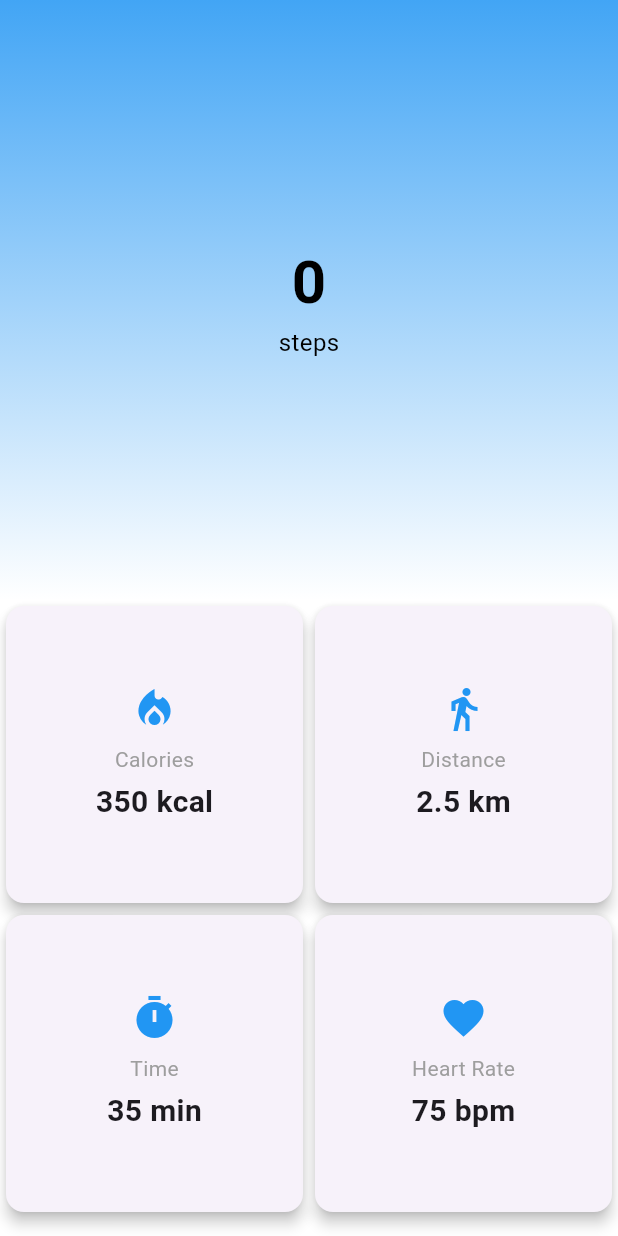
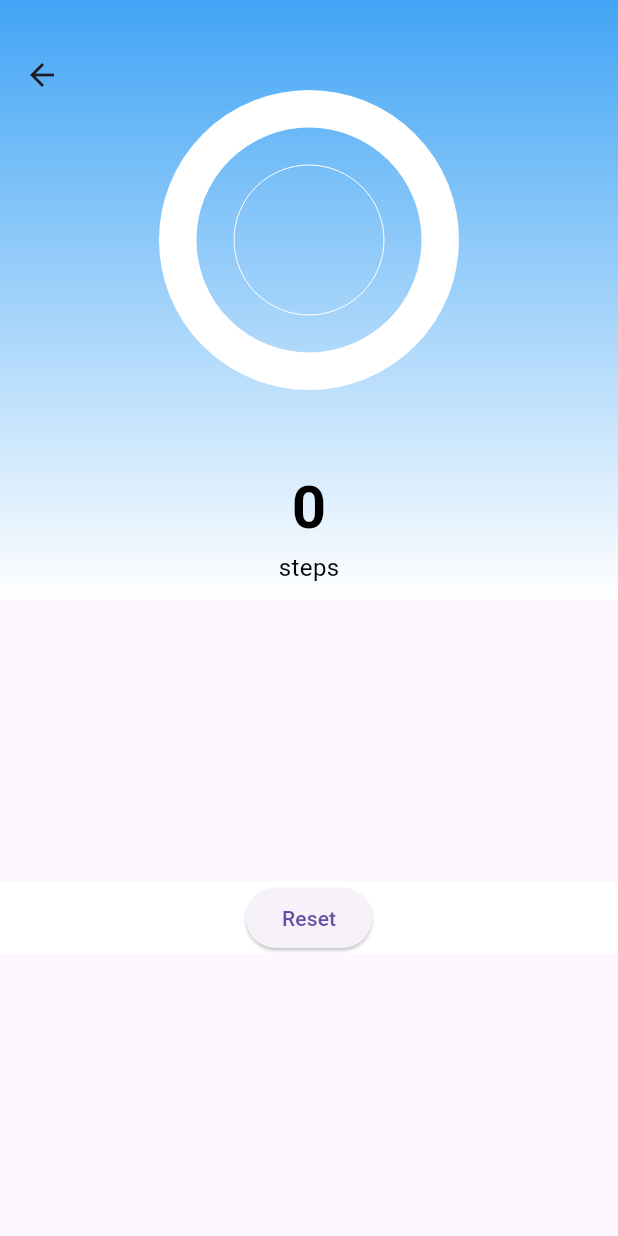
Before and after one commit to KIL0NZI/steps_tracker, a Flutter app: the HomeScreen screen opened directly, on a phone screen of 412 x 824 dp. Run offline on Flutter 3.47's test engine with Material 3 defaults, Android fonts, the phone set to English and light mode, and no system bars; our stand-ins replace firebase_auth, firebase_core, flutter_bloc, pedometer, permission_handler, shared_preferences; accounts and stored records are empty; network calls fail.

Commit message:
saidieko na hiyo reset jameni

```diff
--- /dev/null
+++ b/devtools_options.yaml
@@ -0,0 +1,3 @@
+description: This file stores settings for Dart & Flutter DevTools.
+documentation: https://docs.flutter.dev/tools/devtools/extensions#configure-extension-enablement-states
+extensions:
--- /dev/null
+++ b/lib/models/periodic_steps.dart
@@ -0,0 +1,17 @@
+import 'dart:developer';
+import 'package:steps_tracker/models/step_tracker_model.dart';
+import 'dart:async';
+
+import 'package:steps_tracker/state/steps_tracker_cubit.dart';
+
+class PeriodicSteps extends StepTrackerCubit {
+  int? dailySteps;
+  final now = DateTime.now();
+
+  void finalDailySteps() {
+    reset();
+    StepTrackerCubit().initialize();
+    StepTrackerModel().dispose();
+  }
+}
+// }
--- a/lib/screens/landing_screen.dart
+++ b/lib/screens/landing_screen.dart
@@ -1,5 +1,6 @@
 import 'package:flutter/material.dart';
 import 'package:steps_tracker/screens/auth_screen.dart';
+import 'package:steps_tracker/tabs/home_page_tab.dart';
 
 class LandinPage extends StatelessWidget {
   const LandinPage({super.key});
@@ -29,7 +30,7 @@ class LandinPage extends StatelessWidget {
                 Navigator.push(
                     context,
                     MaterialPageRoute(
-                        builder: (BuildContext context) =>  HomePage()));
+                        builder: (BuildContext context) =>  HomeScreen()));
               },
               child: const Text('Get Started'),
             ),
--- a/lib/state/steps_tracker_cubit.dart
+++ b/lib/state/steps_tracker_cubit.dart
@@ -1,3 +1,6 @@
+import 'dart:async';
+import 'dart:developer';
+
 import 'package:flutter_bloc/flutter_bloc.dart';
 import 'package:steps_tracker/models/step_tracker_model.dart';
 
@@ -5,13 +8,25 @@ class StepTrackerCubit extends Cubit<int> {
   final StepTrackerModel _stepTrackerModel = StepTrackerModel();
 
   StepTrackerCubit() : super(0) {
-    _initialize();
+    initialize();
   }
 
-  void _initialize() async {
+  void initialize() async {
     await _stepTrackerModel.initialize();
     _stepTrackerModel.stepCountStream.listen((event) {
-      emit(event.steps);
+      if (state != event.steps) {
+      }
+      log(' Todays steps are $event');
     });
   }
+  //dont even know what I was trying and catching here...maybe I should catch some bitches
+  void reset() {
+    try {
+      emit(0);
+      log('steps reset to 0');
+      _stepTrackerModel.dispose();
+    } catch (error) {
+      log('error bro $error');
+    }
+  }
 }
--- a/lib/tabs/home_page_tab.dart
+++ b/lib/tabs/home_page_tab.dart
@@ -1,5 +1,9 @@
+import 'dart:async';
+import 'dart:developer';
 import 'package:flutter/material.dart';
 import 'package:flutter_bloc/flutter_bloc.dart';
+import 'package:steps_tracker/models/periodic_steps.dart';
+import 'package:steps_tracker/models/progress_bar.dart';
 import 'package:steps_tracker/models/step_tracker_model.dart';
 import 'package:steps_tracker/state/steps_tracker_cubit.dart';
 
@@ -12,10 +16,14 @@ class HomeScreen extends StatefulWidget {
 
 class _HomeScreenState extends State<HomeScreen> {
   bool isExpanded = true;
+
   @override
   void initState() {
     super.initState();
     StepTrackerModel().initialize();
+    PeriodicSteps().finalDailySteps();
+    // StepTrackerCubit().initialize();
+    // StepTrackerCubit().reset();
   }
 
   @override
@@ -50,14 +58,36 @@ class _HomeScreenState extends State<HomeScreen> {
                       children: [
                         BlocBuilder<StepTrackerCubit, int>(
                           builder: (context, steps) {
-                              return Text(
+                            log("Homescreen steps: $steps");
+                            final int targetSteps = 10000;
+                            final double progress =
+                                (steps / targetSteps).clamp(0.0, 1.0);
+                            return Column(children: [
+                              SizedBox(
+                                height: 100.0,
+                              ),
+                              Container(
+                                width: 200.0,
+                                child: CustomCircularProgressIndicator(
+                                  progress: progress,
+                                  strokeWidth: 25.0,
+                                  innerRadius: 50.0,
+                                  progressColor: Colors.blue,
+                                  backgroundColor: Colors.white,
+                                ),
+                              ),
+                              SizedBox(
+                                height: 100.0,
+                              ),
+                              Text(
                                 '$steps',
                                 style: const TextStyle(
                                   color: Colors.black,
                                   fontSize: 40,
                                   fontWeight: FontWeight.bold,
                                 ),
-                              );
+                              )
+                            ]);
                           },
                         ),
                         const Text(
@@ -78,53 +108,34 @@ class _HomeScreenState extends State<HomeScreen> {
       },
       body: Center(
         child: Container(
-            color: Colors.white, // Optional: adds background color
-            child: GridView.count(
-              physics: const NeverScrollableScrollPhysics(),
-              crossAxisCount: 2,
-              children: <Widget>[
-                _buildStatCard(
-                    'Calories', '350 kcal', Icons.local_fire_department),
-                _buildStatCard('Distance', '2.5 km', Icons.directions_walk),
-                _buildStatCard('Time', '35 min', Icons.timer),
-                _buildStatCard('Heart Rate', '75 bpm', Icons.favorite),
-              ],
+          color: Colors.white,
+          // padding: EdgeInsets.all(200.0), // Optional: adds background color
+          child: Row(
+              mainAxisAlignment: MainAxisAlignment.center,
+              crossAxisAlignment: CrossAxisAlignment.start,
+              children: [
+                ElevatedButton(
+                    onPressed: () {
+                      //hii iko kwa steps_tracker
+                      StepTrackerCubit().reset();
+                    },
+                    child: Text('Reset'))
+              ]),
         ),
       ),
-        ),
-      ),
-    );
+    ));
   }
 
-  Widget _buildStatCard(String title, String value, IconData icon) {
-    return Card(
-      elevation: 4,
-      shape: RoundedRectangleBorder(borderRadius: BorderRadius.circular(12)),
-      child: Padding(
-        padding: const EdgeInsets.all(16),
-        child: Column(
-          mainAxisAlignment: MainAxisAlignment.center,
-          children: [
-            Icon(icon, size: 32, color: Colors.blue),
-            const SizedBox(height: 8),
-            Text(
-              title,
-              style: const TextStyle(
-                fontSize: 14,
-                color: Colors.grey,
-              ),
-            ),
-            const SizedBox(height: 4),
-            Text(
-              value,
-              style: const TextStyle(
-                fontSize: 20,
-                fontWeight: FontWeight.bold,
-              ),
-            ),
-          ],
-        ),
-      ),
+  Widget leaderBoard() {
+    List<TableRow> rows = [];
+    for (int i = 0; i < 100; i++) {
+      rows.add(TableRow(children: [
+        Text("number " + i.toString()),
+        Text("squared " + (i * i).toString()),
+      ]));
+    }
+    return Table(
+      children: rows,
     );
   }
 }
```
Also changed, not shown: lib/main.dart (+12 -7 lines), lib/models/step_tracker_model.dart (+19 -5 lines), lib/screens/auth_screen.dart (+97 -58 lines). Lines whose indentation alone changed are shown as unchanged.
